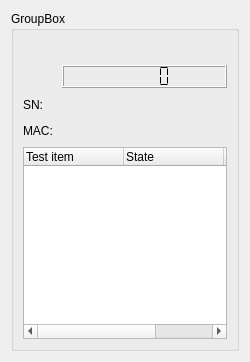
First picture: the form in Robot_v1/tooling.ui, repository wayneliu0512/Robot_v1, before the edit.
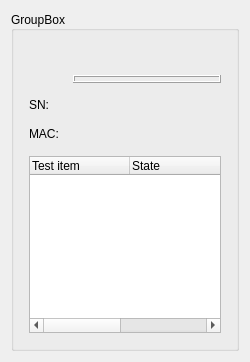
Second picture: the form after the edit. Icons and pictures are not drawn. Custom widgets are drawn as their Qt base class.

What changed in the file:
```diff
--- a/Robot_v1/tooling.ui
+++ b/Robot_v1/tooling.ui
@@ -10,15 +10,21 @@
     <height>362</height>
    </rect>
   </property>
+  <property name="sizePolicy">
+   <sizepolicy hsizetype="Maximum" vsizetype="Maximum">
+    <horstretch>0</horstretch>
+    <verstretch>0</verstretch>
+   </sizepolicy>
+  </property>
   <property name="minimumSize">
    <size>
-    <width>250</width>
-    <height>300</height>
+    <width>0</width>
+    <height>0</height>
    </size>
   </property>
   <property name="maximumSize">
    <size>
-    <width>250</width>
+    <width>16777215</width>
     <height>16777215</height>
    </size>
   </property>
@@ -31,7 +37,25 @@
      <property name="title">
       <string>GroupBox</string>
      </property>
+     <property name="alignment">
+      <set>Qt::AlignLeading|Qt::AlignLeft|Qt::AlignVCenter</set>
+     </property>
      <layout class="QGridLayout" name="gridLayout_2">
+      <property name="leftMargin">
+       <number>15</number>
+      </property>
+      <property name="topMargin">
+       <number>15</number>
+      </property>
+      <property name="rightMargin">
+       <number>15</number>
+      </property>
+      <property name="bottomMargin">
+       <number>15</number>
+      </property>
+      <property name="spacing">
+       <number>15</number>
+      </property>
       <item row="0" column="0">
        <widget class="Light" name="label_light">
         <property name="maximumSize">
@@ -69,19 +93,6 @@
             </property>
            </widget>
           </item>
-          <item>
-           <spacer name="horizontalSpacer">
-            <property name="orientation">
-             <enum>Qt::Horizontal</enum>
-            </property>
-            <property name="sizeHint" stdset="0">
-             <size>
-              <width>40</width>
-              <height>20</height>
-             </size>
-            </property>
-           </spacer>
-          </item>
          </layout>
         </item>
         <item>
@@ -100,27 +111,23 @@
             </property>
            </widget>
           </item>
-          <item>
-           <spacer name="horizontalSpacer_2">
-            <property name="orientation">
-             <enum>Qt::Horizontal</enum>
-            </property>
-            <property name="sizeHint" stdset="0">
-             <size>
-              <width>40</width>
-              <height>20</height>
-             </size>
-            </property>
-           </spacer>
-          </item>
          </layout>
         </item>
        </layout>
       </item>
       <item row="0" column="1" colspan="2">
        <layout class="QVBoxLayout" name="verticalLayout_2">
+        <property name="sizeConstraint">
+         <enum>QLayout::SetDefaultConstraint</enum>
+        </property>
         <item>
          <widget class="QLabel" name="label_State">
+          <property name="sizePolicy">
+           <sizepolicy hsizetype="Preferred" vsizetype="Preferred">
+            <horstretch>0</horstretch>
+            <verstretch>0</verstretch>
+           </sizepolicy>
+          </property>
           <property name="statusTip">
            <string>DUT test state.</string>
           </property>
@@ -131,9 +138,24 @@
         </item>
         <item>
          <widget class="QLCDNumber" name="clock">
+          <property name="sizePolicy">
+           <sizepolicy hsizetype="Preferred" vsizetype="Preferred">
+            <horstretch>0</horstretch>
+            <verstretch>0</verstretch>
+           </sizepolicy>
+          </property>
+          <property name="maximumSize">
+           <size>
+            <width>16777215</width>
+            <height>16777215</height>
+           </size>
+          </property>
           <property name="statusTip">
            <string>DUT test time. </string>
           </property>
+          <property name="layoutDirection">
+           <enum>Qt::LeftToRight</enum>
+          </property>
           <property name="segmentStyle">
            <enum>QLCDNumber::Flat</enum>
           </property>
@@ -149,6 +171,18 @@
           <verstretch>0</verstretch>
          </sizepolicy>
         </property>
+        <property name="minimumSize">
+         <size>
+          <width>0</width>
+          <height>130</height>
+         </size>
+        </property>
+        <property name="maximumSize">
+         <size>
+          <width>16777215</width>
+          <height>16777215</height>
+         </size>
+        </property>
         <property name="statusTip">
          <string>Show the item that already test</string>
         </property>
@@ -162,6 +196,11 @@
           <string>State</string>
          </property>
         </column>
+        <column>
+         <property name="text">
+          <string>Start time</string>
+         </property>
+        </column>
         <column>
          <property name="text">
           <string>Spend time(sec)</string>
```
